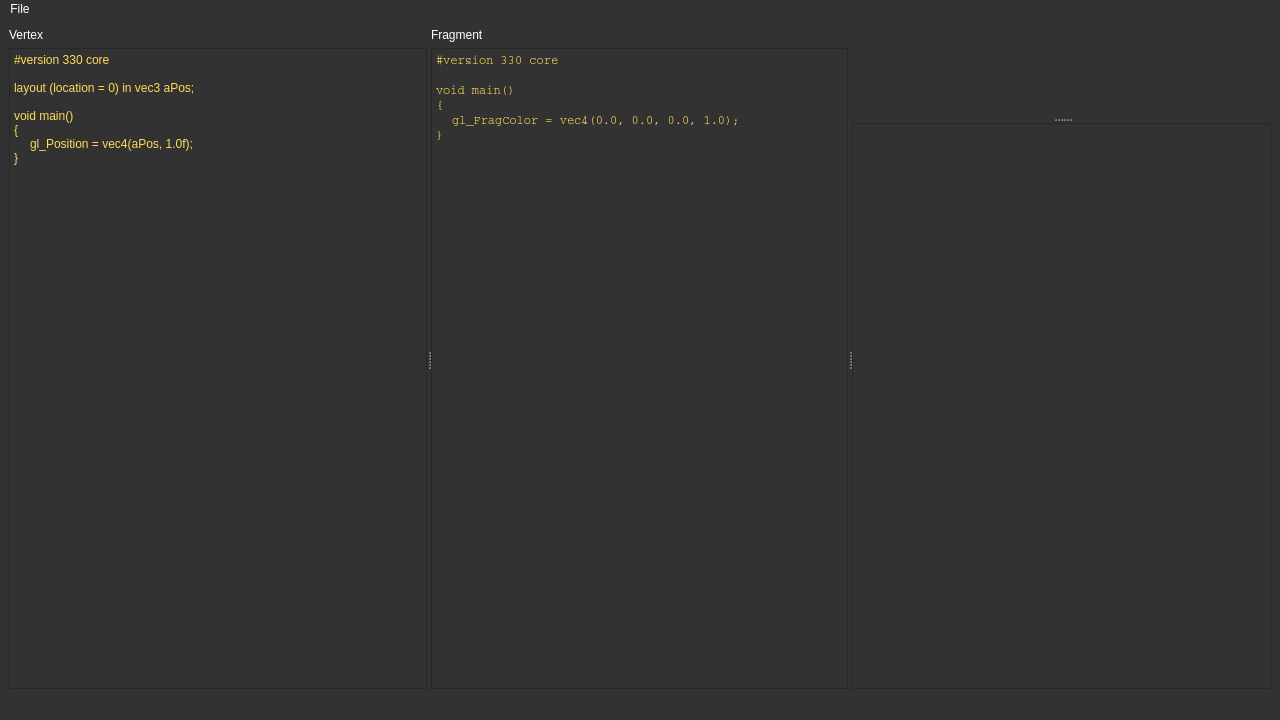
Qt form mainwindow.ui (MEHRDADsmj/ShEd) before a commit.
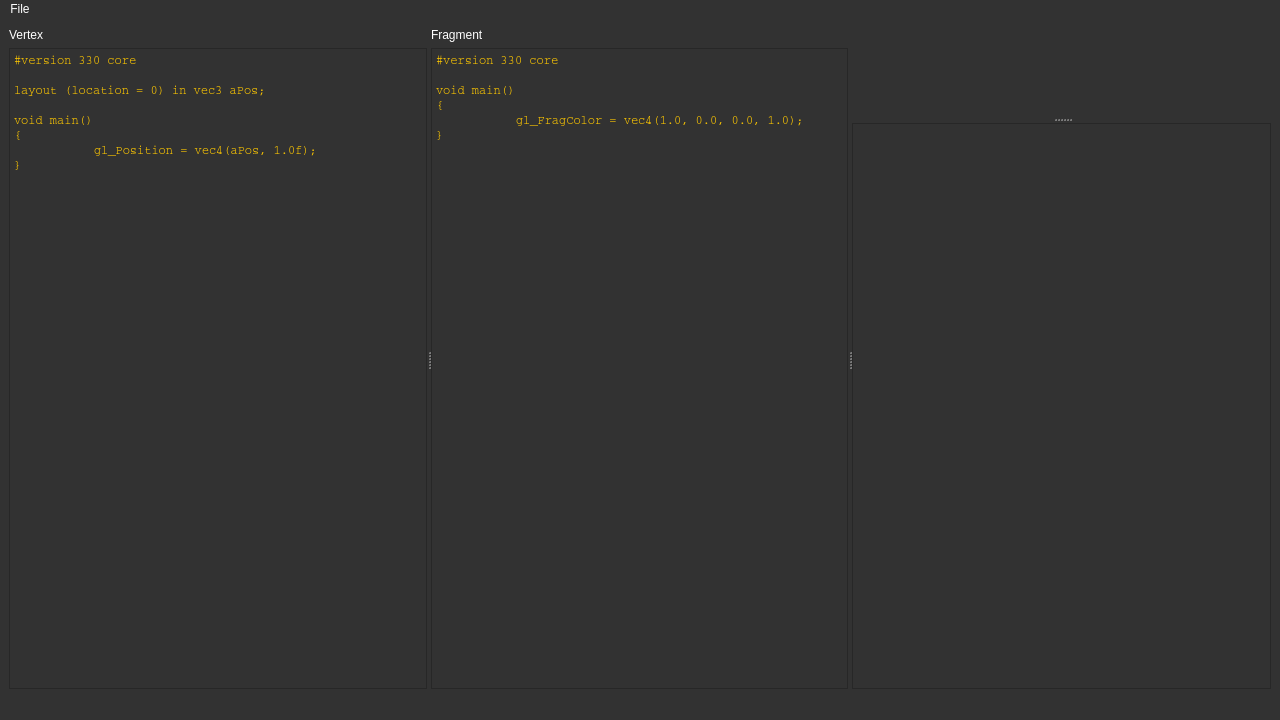
The same form after that commit. Custom widgets are drawn as their Qt base class.

```diff
--- a/mainwindow.ui
+++ b/mainwindow.ui
@@ -60,27 +60,27 @@
           </widget>
          </item>
          <item>
-          <widget class="QTextEdit" name="txtVertex">
+          <widget class="CodeEditor" name="txtVertex">
+           <property name="font">
+            <font>
+             <family>Courier</family>
+            </font>
+           </property>
            <property name="styleSheet">
-            <string notr="true">border-color: rgb(84, 84, 84);
-color: rgb(255, 219, 88);</string>
+            <string notr="true">color: rgb(255, 200, 0);</string>
            </property>
-           <property name="html">
-            <string>&lt;!DOCTYPE HTML PUBLIC &quot;-//W3C//DTD HTML 4.0//EN&quot; &quot;http://www.w3.org/TR/REC-html40/strict.dtd&quot;&gt;
-&lt;html&gt;&lt;head&gt;&lt;meta name=&quot;qrichtext&quot; content=&quot;1&quot; /&gt;&lt;meta charset=&quot;utf-8&quot; /&gt;&lt;style type=&quot;text/css&quot;&gt;
-p, li { white-space: pre-wrap; }
-&lt;/style&gt;&lt;/head&gt;&lt;body style=&quot; font-family:'Segoe UI'; font-size:9pt; font-weight:400; font-style:normal;&quot;&gt;
-&lt;p style=&quot; margin-top:0px; margin-bottom:0px; margin-left:0px; margin-right:0px; -qt-block-indent:0; text-indent:0px;&quot;&gt;&lt;span style=&quot; font-family:'Courier';&quot;&gt;#version 330 core&lt;/span&gt;&lt;/p&gt;
-&lt;p style=&quot;-qt-paragraph-type:empty; margin-top:0px; margin-bottom:0px; margin-left:0px; margin-right:0px; -qt-block-indent:0; text-indent:0px; font-family:'Courier';&quot;&gt;&lt;br /&gt;&lt;/p&gt;
-&lt;p style=&quot; margin-top:0px; margin-bottom:0px; margin-left:0px; margin-right:0px; -qt-block-indent:0; text-indent:0px;&quot;&gt;&lt;span style=&quot; font-family:'Courier';&quot;&gt;layout (location = 0) in vec3 aPos;&lt;/span&gt;&lt;/p&gt;
-&lt;p style=&quot;-qt-paragraph-type:empty; margin-top:0px; margin-bottom:0px; margin-left:0px; margin-right:0px; -qt-block-indent:0; text-indent:0px; font-family:'Courier';&quot;&gt;&lt;br /&gt;&lt;/p&gt;
-&lt;p style=&quot; margin-top:0px; margin-bottom:0px; margin-left:0px; margin-right:0px; -qt-block-indent:0; text-indent:0px;&quot;&gt;&lt;span style=&quot; font-family:'Courier';&quot;&gt;void main()&lt;/span&gt;&lt;/p&gt;
-&lt;p style=&quot; margin-top:0px; margin-bottom:0px; margin-left:0px; margin-right:0px; -qt-block-indent:0; text-indent:0px;&quot;&gt;&lt;span style=&quot; font-family:'Courier';&quot;&gt;{&lt;/span&gt;&lt;/p&gt;
-&lt;p style=&quot; margin-top:0px; margin-bottom:0px; margin-left:0px; margin-right:0px; -qt-block-indent:0; text-indent:0px;&quot;&gt;&lt;span style=&quot; font-family:'Courier';&quot;&gt;	gl_Position = vec4(aPos, 1.0f);&lt;/span&gt;&lt;/p&gt;
-&lt;p style=&quot; margin-top:0px; margin-bottom:0px; margin-left:0px; margin-right:0px; -qt-block-indent:0; text-indent:0px;&quot;&gt;&lt;span style=&quot; font-family:'Courier';&quot;&gt;}&lt;/span&gt;&lt;/p&gt;&lt;/body&gt;&lt;/html&gt;</string>
+           <property name="lineWrapMode">
+            <enum>QPlainTextEdit::NoWrap</enum>
            </property>
-           <property name="tabStopDistance">
-            <double>16.000000000000000</double>
+           <property name="plainText">
+            <string>#version 330 core
+
+layout (location = 0) in vec3 aPos;
+
+void main()
+{
+	gl_Position = vec4(aPos, 1.0f);
+}</string>
            </property>
           </widget>
          </item>
@@ -99,42 +99,26 @@
           </widget>
          </item>
          <item>
-          <widget class="QTextEdit" name="txtFragment">
+          <widget class="CodeEditor" name="txtFragment">
            <property name="font">
             <font>
              <family>Courier</family>
              <pointsize>9</pointsize>
-             <italic>false</italic>
-             <bold>false</bold>
             </font>
            </property>
            <property name="styleSheet">
-            <string notr="true">border-color: rgb(84, 84, 84);
-font: 9pt &quot;Courier&quot;;
-selection-color: rgb(59, 59, 59);
-selection-background-color: rgb(255, 219, 88);
-color: rgb(255, 219, 88);</string>
+            <string notr="true">color: rgb(255, 200, 0);</string>
            </property>
-           <property name="verticalScrollBarPolicy">
-            <enum>Qt::ScrollBarAsNeeded</enum>
+           <property name="lineWrapMode">
+            <enum>QPlainTextEdit::NoWrap</enum>
            </property>
-           <property name="autoFormatting">
-            <set>QTextEdit::AutoNone</set>
-           </property>
-           <property name="html">
-            <string>&lt;!DOCTYPE HTML PUBLIC &quot;-//W3C//DTD HTML 4.0//EN&quot; &quot;http://www.w3.org/TR/REC-html40/strict.dtd&quot;&gt;
-&lt;html&gt;&lt;head&gt;&lt;meta name=&quot;qrichtext&quot; content=&quot;1&quot; /&gt;&lt;meta charset=&quot;utf-8&quot; /&gt;&lt;style type=&quot;text/css&quot;&gt;
-p, li { white-space: pre-wrap; }
-&lt;/style&gt;&lt;/head&gt;&lt;body style=&quot; font-family:'Courier'; font-size:9pt; font-weight:400; font-style:normal;&quot;&gt;
-&lt;p style=&quot; margin-top:0px; margin-bottom:0px; margin-left:0px; margin-right:0px; -qt-block-indent:0; text-indent:0px;&quot;&gt;#version 330 core&lt;/p&gt;
-&lt;p style=&quot;-qt-paragraph-type:empty; margin-top:0px; margin-bottom:0px; margin-left:0px; margin-right:0px; -qt-block-indent:0; text-indent:0px;&quot;&gt;&lt;br /&gt;&lt;/p&gt;
-&lt;p style=&quot; margin-top:0px; margin-bottom:0px; margin-left:0px; margin-right:0px; -qt-block-indent:0; text-indent:0px;&quot;&gt;void main()&lt;/p&gt;
-&lt;p style=&quot; margin-top:0px; margin-bottom:0px; margin-left:0px; margin-right:0px; -qt-block-indent:0; text-indent:0px;&quot;&gt;{&lt;/p&gt;
-&lt;p style=&quot; margin-top:0px; margin-bottom:0px; margin-left:0px; margin-right:0px; -qt-block-indent:0; text-indent:0px;&quot;&gt;	gl_FragColor = vec4(0.0, 0.0, 0.0, 1.0);&lt;/p&gt;
-&lt;p style=&quot; margin-top:0px; margin-bottom:0px; margin-left:0px; margin-right:0px; -qt-block-indent:0; text-indent:0px;&quot;&gt;}&lt;/p&gt;&lt;/body&gt;&lt;/html&gt;</string>
-           </property>
-           <property name="tabStopDistance">
-            <double>16.000000000000000</double>
+           <property name="plainText">
+            <string>#version 330 core
+
+void main()
+{
+	gl_FragColor = vec4(1.0, 0.0, 0.0, 1.0);
+}</string>
            </property>
           </widget>
          </item>
@@ -196,6 +180,11 @@
    <header>renderer.h</header>
    <container>1</container>
   </customwidget>
+  <customwidget>
+   <class>CodeEditor</class>
+   <extends>QPlainTextEdit</extends>
+   <header>texteditor.h</header>
+  </customwidget>
  </customwidgets>
  <resources/>
  <connections/>
```
